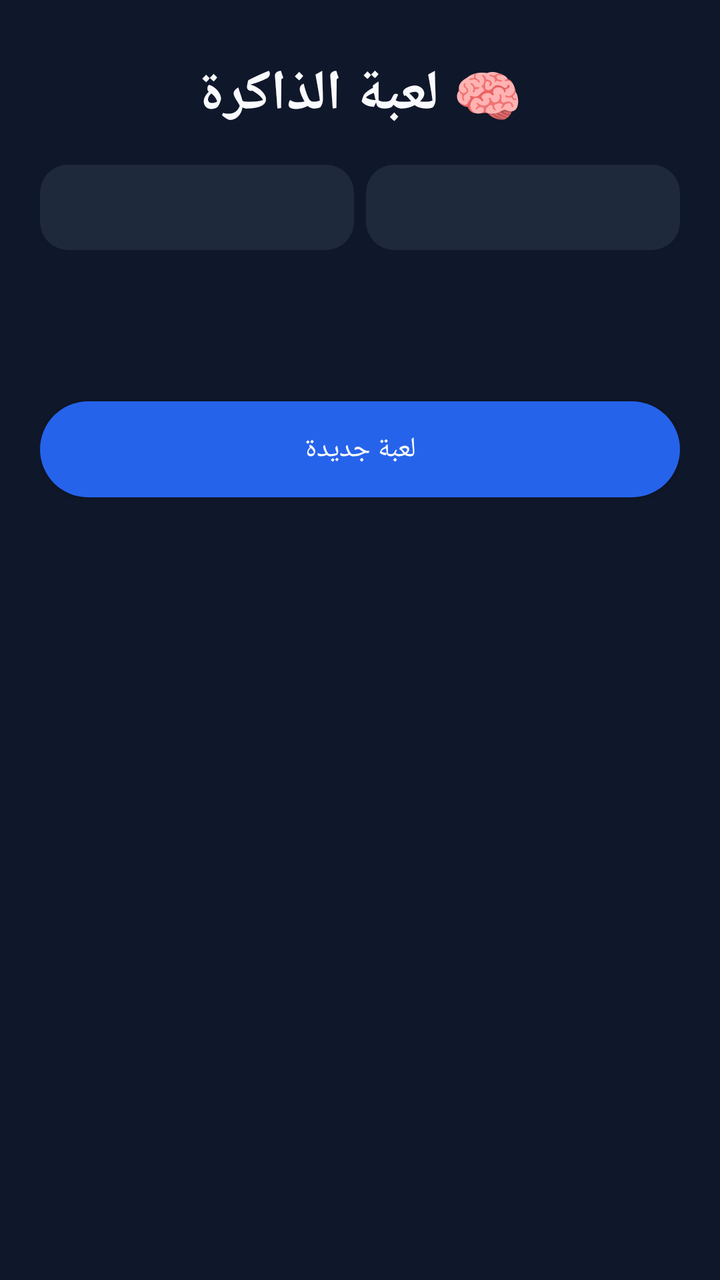
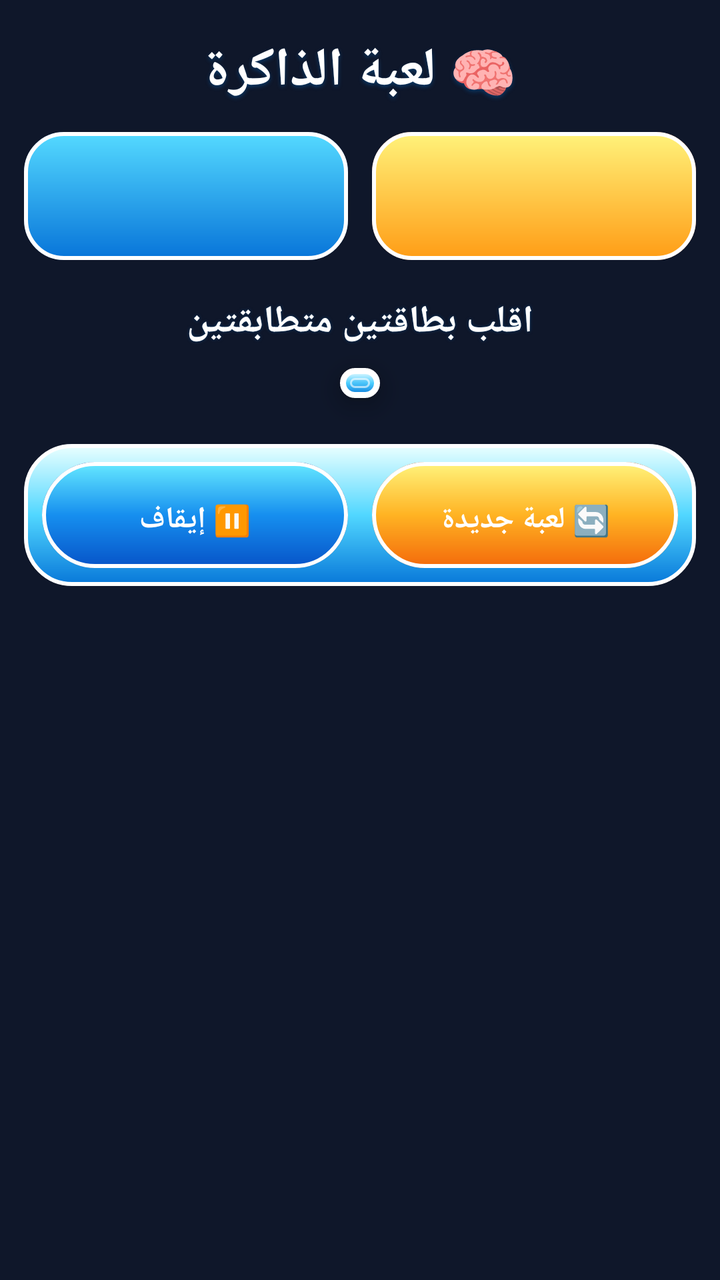

Before-and-after screenshots of an Android layout around one commit, followed by the original layout XML and the change that was made.
<!-- AndroidManifest.xml: application theme AppTheme -->
<!-- res/layout/activity_memory.xml -->
<?xml version="1.0" encoding="utf-8"?>
<ScrollView xmlns:android="http://schemas.android.com/apk/res/android"
    android:layout_width="match_parent"
    android:layout_height="match_parent"
    android:background="@color/bg"
    android:fillViewport="true">

    <LinearLayout
        android:layout_width="match_parent"
        android:layout_height="wrap_content"
        android:gravity="center_horizontal"
        android:orientation="vertical"
        android:padding="20dp">

        <TextView
            android:layout_width="wrap_content"
            android:layout_height="wrap_content"
            android:layout_marginTop="8dp"
            android:text="🧠 لعبة الذاكرة"
            android:textColor="@color/text_main"
            android:textSize="28sp"
            android:textStyle="bold" />

        <LinearLayout
            android:layout_width="match_parent"
            android:layout_height="wrap_content"
            android:layout_marginTop="16dp"
            android:orientation="horizontal">

            <TextView
                android:id="@+id/memMoves"
                android:layout_width="0dp"
                android:layout_height="wrap_content"
                android:layout_marginEnd="6dp"
                android:layout_weight="1"
                android:background="@drawable/bg_panel"
                android:gravity="center"
                android:padding="10dp"
                android:textColor="@color/x_color"
                android:textSize="17sp"
                android:textStyle="bold" />

            <TextView
                android:id="@+id/memBest"
                android:layout_width="0dp"
                android:layout_height="wrap_content"
                android:layout_weight="1"
                android:background="@drawable/bg_panel"
                android:gravity="center"
                android:padding="10dp"
                android:textColor="@color/gold"
                android:textSize="17sp"
                android:textStyle="bold" />
        </LinearLayout>

        <TextView
            android:id="@+id/memStatus"
            android:layout_width="wrap_content"
            android:layout_height="wrap_content"
            android:layout_marginTop="16dp"
            android:layout_marginBottom="12dp"
            android:textColor="@color/text_main"
            android:textSize="19sp"
            android:textStyle="bold" />

        <GridLayout
            android:id="@+id/memBoard"
            android:layout_width="wrap_content"
            android:layout_height="wrap_content"
            android:columnCount="4"
            android:rowCount="4" />

        <Button
            android:id="@+id/memNew"
            android:layout_width="match_parent"
            android:layout_height="48dp"
            android:layout_marginTop="22dp"
            android:background="@drawable/bg_button"
            android:text="لعبة جديدة"
            android:textColor="@color/text_main" />

    </LinearLayout>
</ScrollView>
<!-- resources referenced by this layout -->
<resources>
  <color name="bg">#0F172A</color>
  <color name="gold">#FACC15</color>
  <color name="text_main">#F8FAFC</color>
  <color name="x_color">#38BDF8</color>
  <!-- drawable bg_button (drawable) -->
  <?xml version="1.0" encoding="utf-8"?>
  <shape xmlns:android="http://schemas.android.com/apk/res/android" android:shape="rectangle">
      <solid android:color="#2563EB" />
      <corners android:radius="24dp" />
  </shape>
  <!-- drawable bg_panel (drawable) -->
  <?xml version="1.0" encoding="utf-8"?>
  <shape xmlns:android="http://schemas.android.com/apk/res/android" android:shape="rectangle">
      <solid android:color="@color/panel" />
      <corners android:radius="14dp" />
  </shape>
  <color name="panel">#1E293B</color>
  <!-- unchanged entries left out for length: 1 -->
</resources>

<!-- the commit's change to res/layout/activity_memory.xml (unified diff, before → after) -->
@@ -2,53 +2,61 @@
 <ScrollView xmlns:android="http://schemas.android.com/apk/res/android"
     android:layout_width="match_parent"
     android:layout_height="match_parent"
-    android:background="@color/bg"
-    android:fillViewport="true">
+    android:background="@android:color/transparent"
+    android:fillViewport="true"
+    android:clipToPadding="false">
 
     <LinearLayout
         android:layout_width="match_parent"
         android:layout_height="wrap_content"
         android:gravity="center_horizontal"
         android:orientation="vertical"
-        android:padding="20dp">
+        android:padding="12dp">
 
         <TextView
             android:layout_width="wrap_content"
             android:layout_height="wrap_content"
-            android:layout_marginTop="8dp"
+            android:layout_marginTop="5dp"
+            android:layout_marginBottom="12dp"
             android:text="🧠 لعبة الذاكرة"
-            android:textColor="@color/text_main"
-            android:textSize="28sp"
-            android:textStyle="bold" />
+            android:textColor="#FFFFFF"
+            android:textSize="27sp"
+            android:textStyle="bold"
+            android:shadowColor="#77005DAA"
+            android:shadowDx="0"
+            android:shadowDy="3"
+            android:shadowRadius="5" />
 
         <LinearLayout
             android:layout_width="match_parent"
             android:layout_height="wrap_content"
-            android:layout_marginTop="16dp"
-            android:orientation="horizontal">
+            android:orientation="horizontal"
+            android:gravity="center"
+            android:layout_marginBottom="12dp">
 
             <TextView
                 android:id="@+id/memMoves"
                 android:layout_width="0dp"
-                android:layout_height="wrap_content"
+                android:layout_height="68dp"
                 android:layout_marginEnd="6dp"
                 android:layout_weight="1"
-                android:background="@drawable/bg_panel"
+                android:background="@drawable/bg_memory_stat_blue"
                 android:gravity="center"
-                android:padding="10dp"
-                android:textColor="@color/x_color"
+                android:padding="8dp"
+                android:textColor="#FFFFFF"
                 android:textSize="17sp"
                 android:textStyle="bold" />
 
             <TextView
                 android:id="@+id/memBest"
                 android:layout_width="0dp"
-                android:layout_height="wrap_content"
+                android:layout_height="68dp"
+                android:layout_marginStart="6dp"
                 android:layout_weight="1"
-                android:background="@drawable/bg_panel"
+                android:background="@drawable/bg_memory_stat_gold"
                 android:gravity="center"
-                android:padding="10dp"
-                android:textColor="@color/gold"
+                android:padding="8dp"
+                android:textColor="#FFFFFF"
                 android:textSize="17sp"
                 android:textStyle="bold" />
         </LinearLayout>
@@ -57,27 +65,69 @@
             android:id="@+id/memStatus"
             android:layout_width="wrap_content"
             android:layout_height="wrap_content"
-            android:layout_marginTop="16dp"
-            android:layout_marginBottom="12dp"
-            android:textColor="@color/text_main"
+            android:layout_marginTop="2dp"
+            android:layout_marginBottom="10dp"
+            android:text="اقلب بطاقتين متطابقتين"
+            android:textColor="#FFFFFF"
             android:textSize="19sp"
-            android:textStyle="bold" />
+            android:textStyle="bold"
+            android:shadowColor="#88004C91"
+            android:shadowRadius="4" />
 
-        <GridLayout
-            android:id="@+id/memBoard"
+        <FrameLayout
             android:layout_width="wrap_content"
             android:layout_height="wrap_content"
-            android:columnCount="4"
-            android:rowCount="4" />
+            android:padding="7dp"
+            android:background="@drawable/bg_game_board_frame"
+            android:elevation="8dp">
 
-        <Button
-            android:id="@+id/memNew"
+            <GridLayout
+                android:id="@+id/memBoard"
+                android:layout_width="wrap_content"
+                android:layout_height="wrap_content"
+                android:columnCount="4"
+                android:rowCount="4"
+                android:padding="3dp" />
+        </FrameLayout>
+
+        <LinearLayout
             android:layout_width="match_parent"
-            android:layout_height="48dp"
-            android:layout_marginTop="22dp"
-            android:background="@drawable/bg_button"
-            android:text="لعبة جديدة"
-            android:textColor="@color/text_main" />
+            android:layout_height="wrap_content"
+            android:layout_marginTop="18dp"
+            android:padding="9dp"
+            android:gravity="center"
+            android:orientation="horizontal"
+            android:background="@drawable/bg_memory_control_panel">
 
+            <Button
+                android:id="@+id/memPause"
+                android:layout_width="0dp"
+                android:layout_height="58dp"
+                android:layout_weight="1"
+                android:layout_marginEnd="6dp"
+                android:background="@drawable/bg_memory_button_blue"
+                android:text="⏸ إيقاف"
+                android:textColor="#FFFFFF"
+                android:textStyle="bold"
+                android:textSize="15sp"
+                android:stateListAnimator="@null"
+                android:minHeight="0dp"
+                android:minWidth="0dp" />
+
+            <Button
+                android:id="@+id/memNew"
+                android:layout_width="0dp"
+                android:layout_height="58dp"
+                android:layout_weight="1"
+                android:layout_marginStart="6dp"
+                android:background="@drawable/bg_memory_button_orange"
+                android:text="🔄 لعبة جديدة"
+                android:textColor="#FFFFFF"
+                android:textStyle="bold"
+                android:textSize="15sp"
+                android:stateListAnimator="@null"
+                android:minHeight="0dp"
+                android:minWidth="0dp" />
+        </LinearLayout>
     </LinearLayout>
 </ScrollView>
<!-- resource entries referenced after the edit -->
@@ -1,22 +1,54 @@
 <!-- resources referenced by this layout -->
 <resources>
+  <!-- drawable bg_game_board_frame (drawable) -->
+  <?xml version="1.0" encoding="utf-8"?>
+  <layer-list xmlns:android="http://schemas.android.com/apk/res/android">
+      <item android:bottom="5dp">
+          <shape android:shape="rectangle">
+              <corners android:radius="28dp" />
+              <gradient android:angle="270" android:startColor="#F8FFFF" android:centerColor="#4DCFFF" android:endColor="#0875D7" />
+              <stroke android:width="3dp" android:color="#FFFFFFFF" />
+          </shape>
+      </item>
+      <item android:left="5dp" android:top="5dp" android:right="5dp" android:bottom="10dp">
+          <shape android:shape="rectangle">
+              <corners android:radius="23dp" />
+              <solid android:color="#243C8EDB" />
+              <stroke android:width="1dp" android:color="#99FFFFFF" />
+          </shape>
+      </item>
+  </layer-list>
+  <!-- drawable bg_memory_button_blue (drawable) -->
+  <?xml version="1.0" encoding="utf-8"?>
+  <layer-list xmlns:android="http://schemas.android.com/apk/res/android">
+      <item android:bottom="5dp"><shape android:shape="rectangle"><corners android:radius="30dp"/><solid android:color="#064A9B"/></shape></item>
+      <item android:bottom="5dp"><shape android:shape="rectangle"><corners android:radius="28dp"/><gradient android:angle="270" android:startColor="#64E7FF" android:centerColor="#168FEF" android:endColor="#0755C9"/><stroke android:width="2dp" android:color="#FFFFFFFF"/></shape></item>
+  </layer-list>
+  <!-- drawable bg_memory_button_orange (drawable) -->
+  <?xml version="1.0" encoding="utf-8"?>
+  <layer-list xmlns:android="http://schemas.android.com/apk/res/android">
+      <item android:bottom="5dp"><shape android:shape="rectangle"><corners android:radius="30dp"/><solid android:color="#A84B00"/></shape></item>
+      <item android:bottom="5dp"><shape android:shape="rectangle"><corners android:radius="28dp"/><gradient android:angle="270" android:startColor="#FFF27A" android:centerColor="#FFB323" android:endColor="#F46B0B"/><stroke android:width="2dp" android:color="#FFFFFFFF"/></shape></item>
+  </layer-list>
+  <!-- drawable bg_memory_control_panel (drawable) -->
+  <?xml version="1.0" encoding="utf-8"?>
+  <layer-list xmlns:android="http://schemas.android.com/apk/res/android">
+      <item android:bottom="5dp"><shape android:shape="rectangle"><corners android:radius="25dp"/><solid android:color="#07529B"/></shape></item>
+      <item android:bottom="5dp"><shape android:shape="rectangle"><corners android:radius="23dp"/><gradient android:angle="270" android:startColor="#E9FFFF" android:centerColor="#51D7FF" android:endColor="#0878D9"/><stroke android:width="2dp" android:color="#FFFFFFFF"/></shape></item>
+  </layer-list>
+  <!-- drawable bg_memory_stat_blue (drawable) -->
+  <?xml version="1.0" encoding="utf-8"?>
+  <layer-list xmlns:android="http://schemas.android.com/apk/res/android">
+      <item android:bottom="4dp"><shape android:shape="rectangle"><corners android:radius="20dp"/><solid android:color="#07549C"/></shape></item>
+      <item android:bottom="4dp"><shape android:shape="rectangle"><corners android:radius="19dp"/><gradient android:angle="270" android:startColor="#54D9FF" android:endColor="#0875D9"/><stroke android:width="2dp" android:color="#FFFFFFFF"/></shape></item>
+  </layer-list>
+  <!-- drawable bg_memory_stat_gold (drawable) -->
+  <?xml version="1.0" encoding="utf-8"?>
+  <layer-list xmlns:android="http://schemas.android.com/apk/res/android">
+      <item android:bottom="4dp"><shape android:shape="rectangle"><corners android:radius="20dp"/><solid android:color="#A94A00"/></shape></item>
+      <item android:bottom="4dp"><shape android:shape="rectangle"><corners android:radius="19dp"/><gradient android:angle="270" android:startColor="#FFF27A" android:endColor="#FF9D16"/><stroke android:width="2dp" android:color="#FFFFFFFF"/></shape></item>
+  </layer-list>
   <color name="bg">#0F172A</color>
-  <color name="gold">#FACC15</color>
-  <color name="text_main">#F8FAFC</color>
-  <color name="x_color">#38BDF8</color>
-  <!-- drawable bg_button (drawable) -->
-  <?xml version="1.0" encoding="utf-8"?>
-  <shape xmlns:android="http://schemas.android.com/apk/res/android" android:shape="rectangle">
-      <solid android:color="#2563EB" />
-      <corners android:radius="24dp" />
-  </shape>
-  <!-- drawable bg_panel (drawable) -->
-  <?xml version="1.0" encoding="utf-8"?>
-  <shape xmlns:android="http://schemas.android.com/apk/res/android" android:shape="rectangle">
-      <solid android:color="@color/panel" />
-      <corners android:radius="14dp" />
-  </shape>
-  <color name="panel">#1E293B</color>
   <!-- unchanged entries left out for length: 1 -->
 </resources>
 
